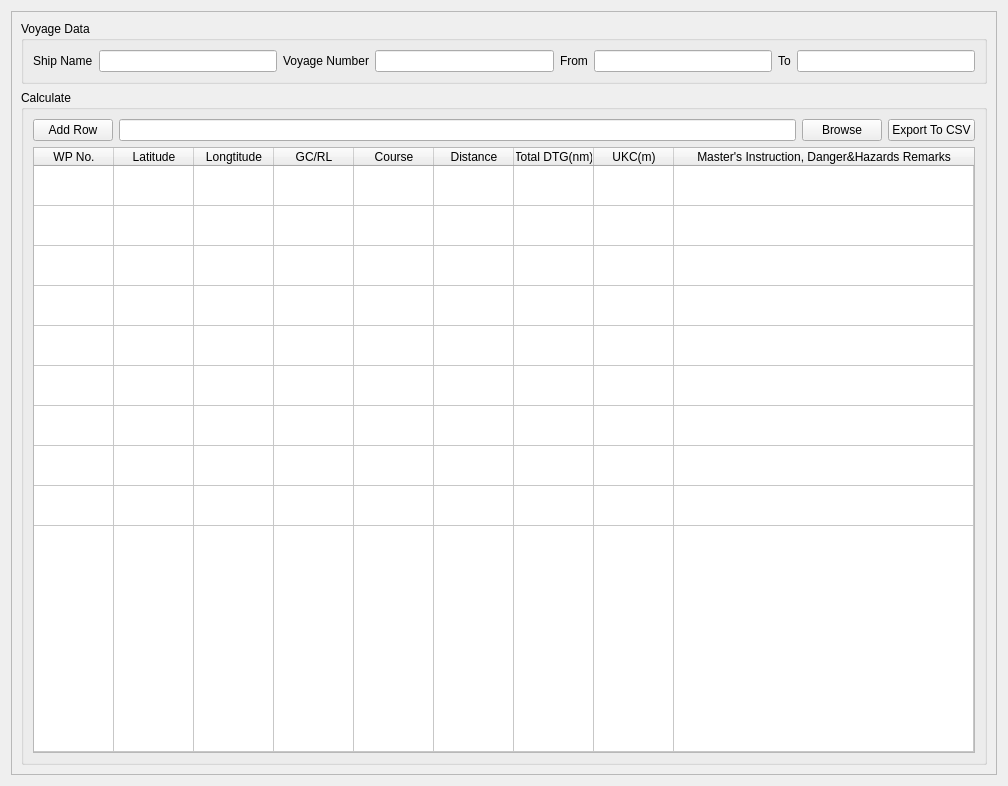
Old version of the form QtUi/planGenerator.ui in the repository heavenlxj/emgui.
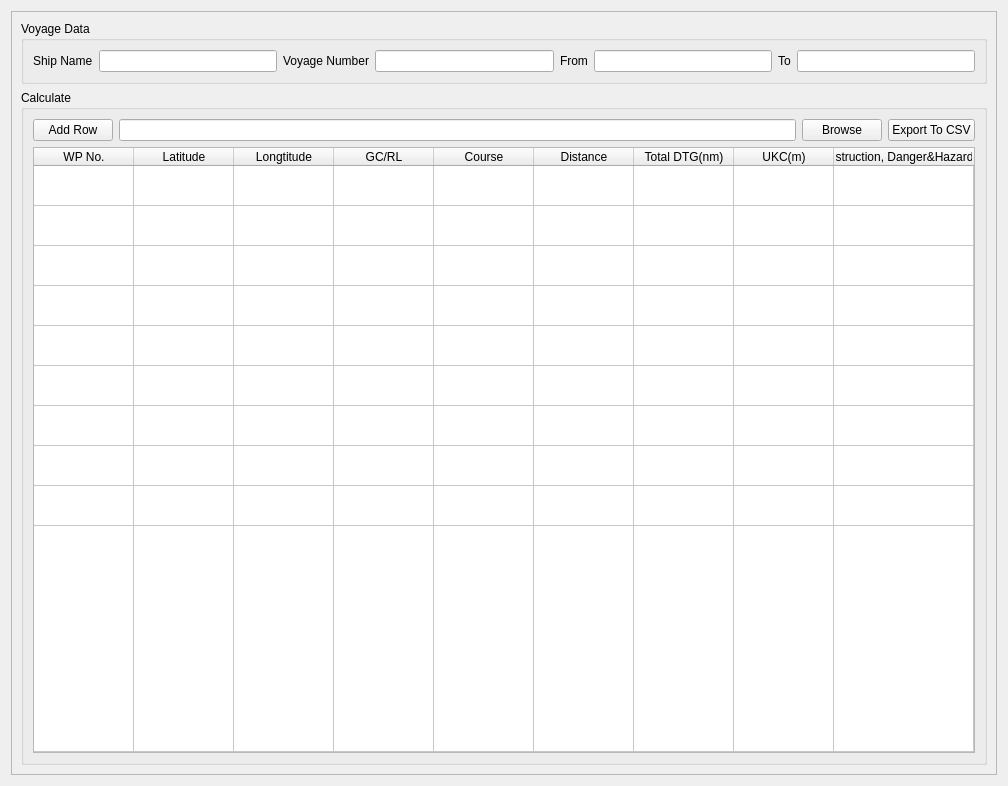
New version of the form.

```diff
--- a/QtUi/planGenerator.ui
+++ b/QtUi/planGenerator.ui
@@ -229,7 +229,7 @@
             <bool>true</bool>
            </attribute>
            <attribute name="horizontalHeaderDefaultSectionSize">
-            <number>80</number>
+            <number>100</number>
            </attribute>
            <attribute name="horizontalHeaderMinimumSectionSize">
             <number>32</number>
```
